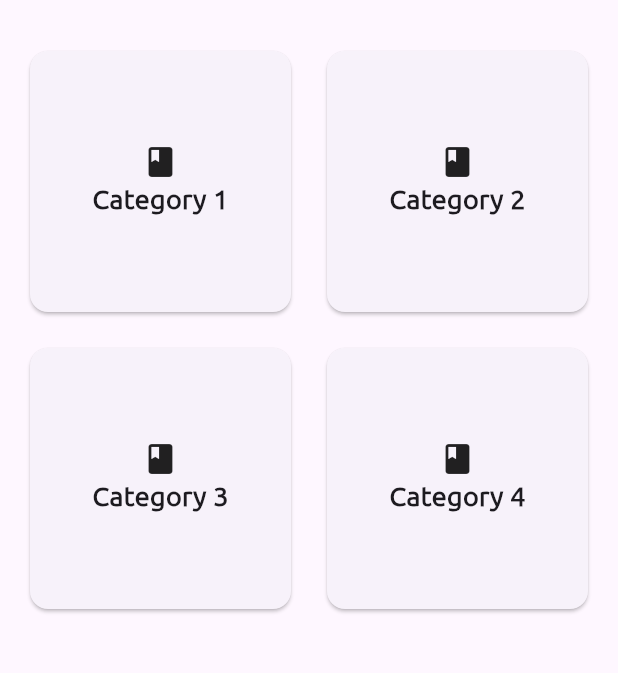
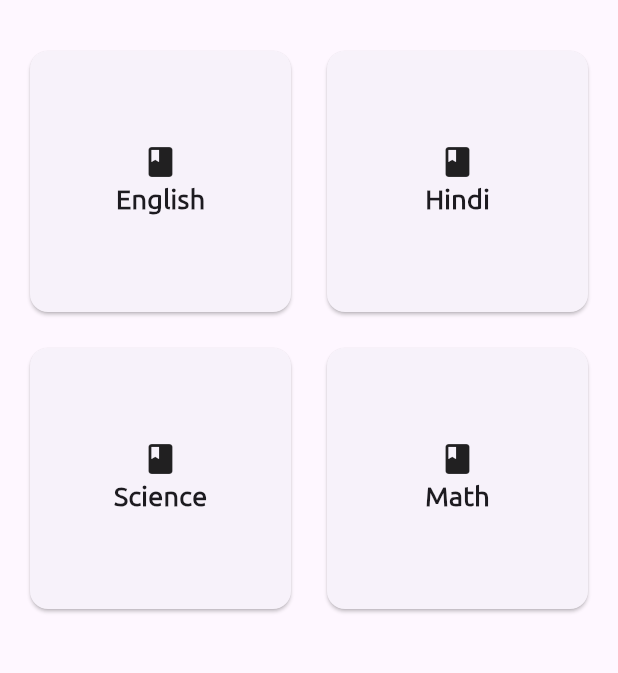
Before and after one commit to arjunnrana/quiz_maniac, a Flutter app: the screen it shows after launch, on a phone screen of 412 x 824 dp, the part 63-736 px from its top. Run offline on Flutter 3.47's test engine with Material 3 defaults, Android fonts, the phone set to English and light mode, and no system bars; our stand-ins replace dio.

Commit message:
changed subjects

```diff
--- a/lib/screens/quiz_category_screen.dart
+++ b/lib/screens/quiz_category_screen.dart
@@ -71,10 +71,10 @@ class QuizCategory extends StatelessWidget {
           mainAxisSpacing: 16.0,
           crossAxisSpacing: 16.0,
           children: [
-            _buildCategoryCard(context, 'Category 1'),
-            _buildCategoryCard(context, 'Category 2'),
-            _buildCategoryCard(context, 'Category 3'),
-            _buildCategoryCard(context, 'Category 4'),
+            _buildCategoryCard(context, 'English'),
+            _buildCategoryCard(context, 'Hindi'),
+            _buildCategoryCard(context, 'Science'),
+            _buildCategoryCard(context, 'Math'),
           ],
         ),
       ),
```
